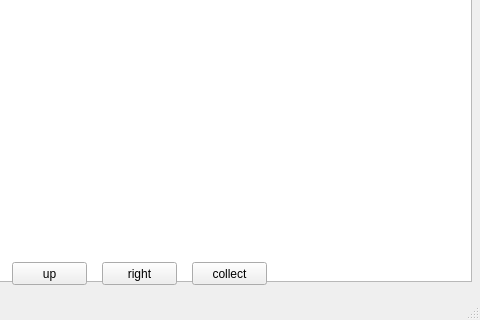
Before: the Qt Designer form mainwindow.ui in Noneptr/MiniRobotGame, drawn with Qt 5; both pictures show x 188 to 668 and y 105 to 425 of the 668 by 425 pixel window.
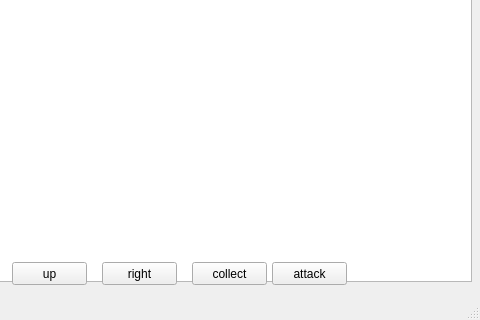
After: the same form once the commit is applied.

What changed in the file:
```diff
--- a/mainwindow.ui
+++ b/mainwindow.ui
@@ -95,6 +95,19 @@
      <string>collect</string>
     </property>
    </widget>
+   <widget class="QPushButton" name="pushButton_6">
+    <property name="geometry">
+     <rect>
+      <x>460</x>
+      <y>350</y>
+      <width>75</width>
+      <height>23</height>
+     </rect>
+    </property>
+    <property name="text">
+     <string>attack</string>
+    </property>
+   </widget>
   </widget>
   <widget class="QMenuBar" name="menuBar">
    <property name="geometry">
```
